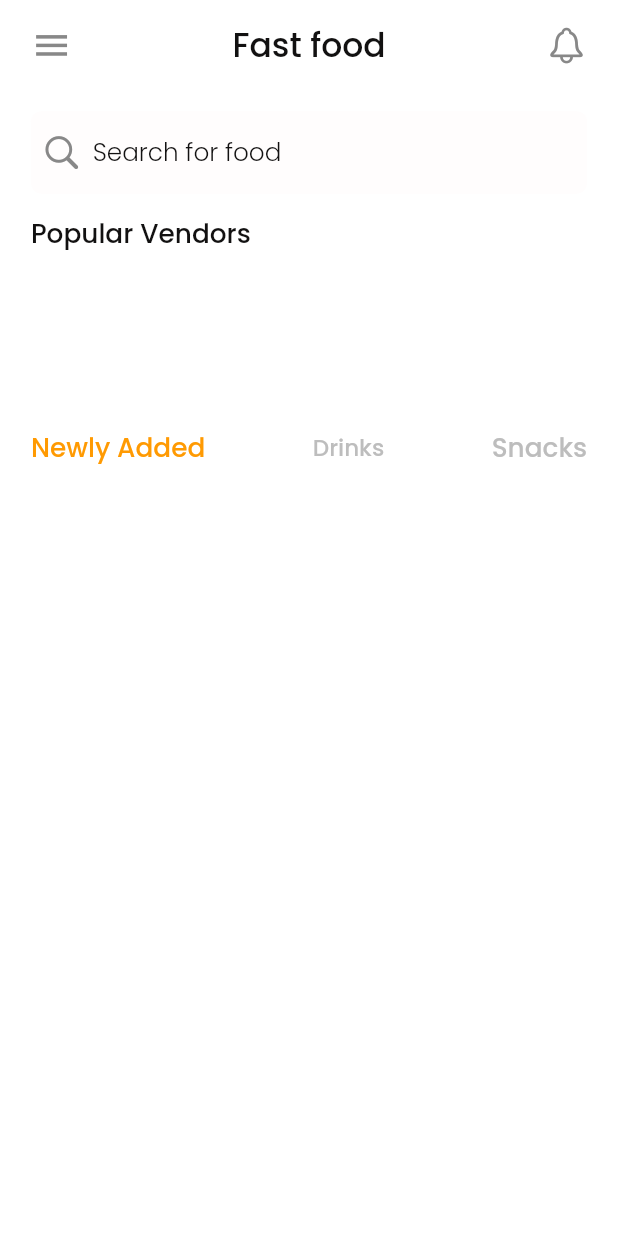
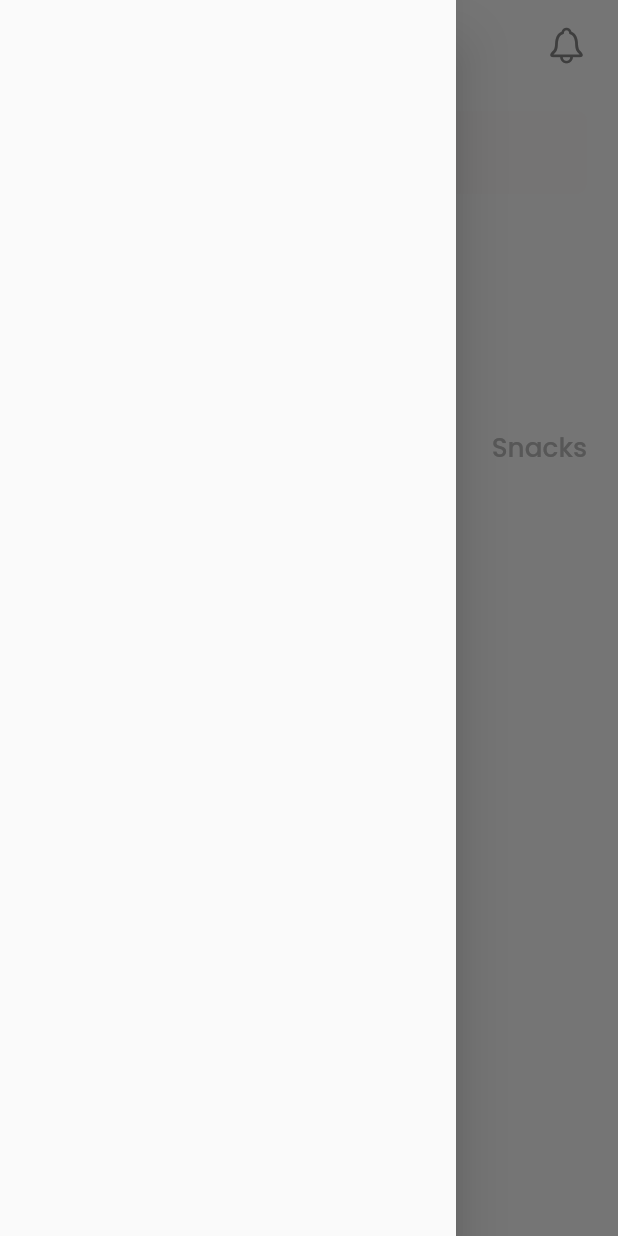
Before and after one commit to olamilekan-adeleke/jolobbi_app, a Flutter app: the screen it shows after launch, with the side drawer open (before the commit the screen has no drawer), on a phone screen of 412 x 824 dp. Run offline on Flutter 3.47's test engine with Material 2 defaults, Android fonts, the phone set to English and light mode, and no system bars; our stand-ins replace cached_network_image, cloud_firestore, equatable, firebase_auth, firebase_core, firebase_crashlytics and 7 more; missing offline and left inert: cloud_firestore_web, firebase_analytics_web, firebase_auth_web, firebase_core_web, firebase_messaging_web, flutter_secure_storage_web and 2 more; accounts and stored records are empty.

Commit message:
added functionality to open drawer programiatically

```diff
--- a/lib/cores/components/custom_scaffold_widget.dart
+++ b/lib/cores/components/custom_scaffold_widget.dart
@@ -21,7 +21,7 @@ class CustomScaffoldWidget extends StatelessWidget {
   final Widget? bottomNav;
   final Widget? floatingActionButton;
   final Widget body;
-  final AppBar? appBar;
+  final Widget? appBar;
   final bool usePadding;
   final bool useSingleScroll;
   final bool useSafeArea;
@@ -35,7 +35,12 @@ class CustomScaffoldWidget extends StatelessWidget {
       child: Scaffold(
         drawerEnableOpenDragGesture: true,
         key: scaffoldKey,
-        appBar: appBar,
+        appBar: appBar == null
+            ? null
+            : PreferredSize(
+                child: appBar!,
+                preferredSize: const Size(double.infinity, kToolbarHeight),
+              ),
         backgroundColor: bg ?? Colors.white.withOpacity(0.95),
         body: SizedBox(
           height: sh(98),
--- a/lib/features/food/views/screen/food_home_page.dart
+++ b/lib/features/food/views/screen/food_home_page.dart
@@ -1,4 +1,5 @@
 import 'package:flutter/material.dart';
+import 'package:jolobbi_app/features/food/views/screen/home_drawer_screen.dart';
 
 import '../../../../cores/components/custom_scaffold_widget.dart';
 import '../../../../cores/utils/sizer_utils.dart';
@@ -10,15 +11,18 @@ class FoodHomePage extends StatelessWidget {
   const FoodHomePage({Key? key}) : super(key: key);
 
   static const String route = '/food-home';
+  static final GlobalKey<ScaffoldState> _key = GlobalKey(); // Create a key
 
   @override
   Widget build(BuildContext context) {
     return CustomScaffoldWidget(
+      scaffoldKey: _key,
       useSingleScroll: false,
+      drawer: const Drawer(child: HomeDrawerWidget()),
       body: Column(
         children: <Widget>[
           verticalSpace(),
-          const FoodHomeHeaderWidget(),
+          FoodHomeHeaderWidget(onTap: _key.currentState?.openDrawer),
           verticalSpace(),
           const PopularFoodVendorWidget(),
           verticalSpace(5),
--- /dev/null
+++ b/lib/features/food/views/screen/home_drawer_screen.dart
@@ -0,0 +1,10 @@
+import 'package:flutter/material.dart';
+
+class HomeDrawerWidget extends StatelessWidget {
+  const HomeDrawerWidget({Key? key}) : super(key: key);
+
+  @override
+  Widget build(BuildContext context) {
+    return Container();
+  }
+}
--- a/lib/features/food/views/widgets/food_home_header_widget.dart
+++ b/lib/features/food/views/widgets/food_home_header_widget.dart
@@ -6,7 +6,9 @@ import 'package:jolobbi_app/cores/constants/color.dart';
 import '../../../../cores/utils/sizer_utils.dart';
 
 class FoodHomeHeaderWidget extends StatelessWidget {
-  const FoodHomeHeaderWidget({Key? key}) : super(key: key);
+  const FoodHomeHeaderWidget({Key? key, this.onTap}) : super(key: key);
+
+  final Function()? onTap;
 
   @override
   Widget build(BuildContext context) {
@@ -15,7 +17,14 @@ class FoodHomeHeaderWidget extends StatelessWidget {
         Row(
           mainAxisAlignment: MainAxisAlignment.spaceBetween,
           children: <Widget>[
-            Icon(Icons.menu, size: sp(20), color: kcIconGrey),
+            GestureDetector(
+              onTap: onTap ?? () {},
+              child: Icon(
+                Icons.menu,
+                size: sp(20),
+                color: kcIconGrey,
+              ),
+            ),
             TextWidget(
               'Fast food',
               fontSize: sp(20),
```
